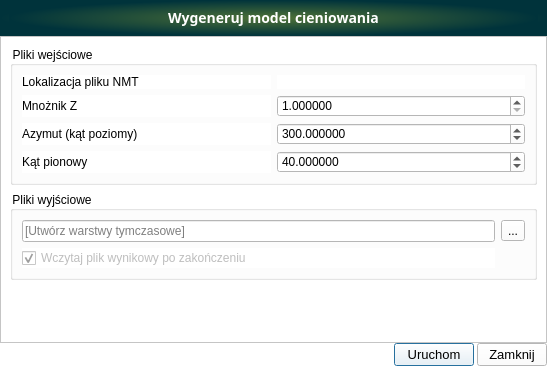
Qt form GenerateHillshade/UI/GenerateHillshade_UI.ui (eryk918/nmt_analysis_plugin) before a commit.
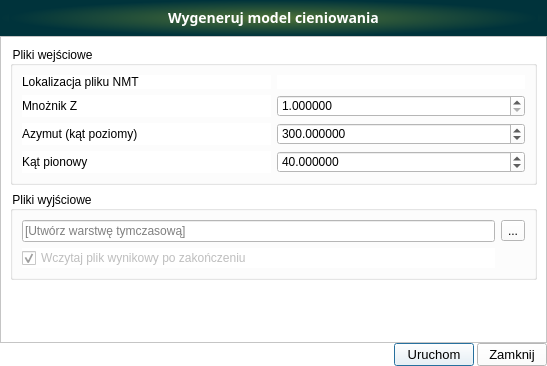
The same form after that commit. Icons and pictures are not drawn. Custom widgets are drawn as their Qt base class.

Patch:
```diff
--- a/GenerateHillshade/UI/GenerateHillshade_UI.ui
+++ b/GenerateHillshade/UI/GenerateHillshade_UI.ui
@@ -183,7 +183,7 @@
          <item row="0" column="0">
           <widget class="QLineEdit" name="wyjscie">
            <property name="placeholderText">
-            <string>[Utwórz warstwy tymczasowe]</string>
+            <string>[Utwórz warstwę tymczasową]</string>
            </property>
           </widget>
          </item>
```
